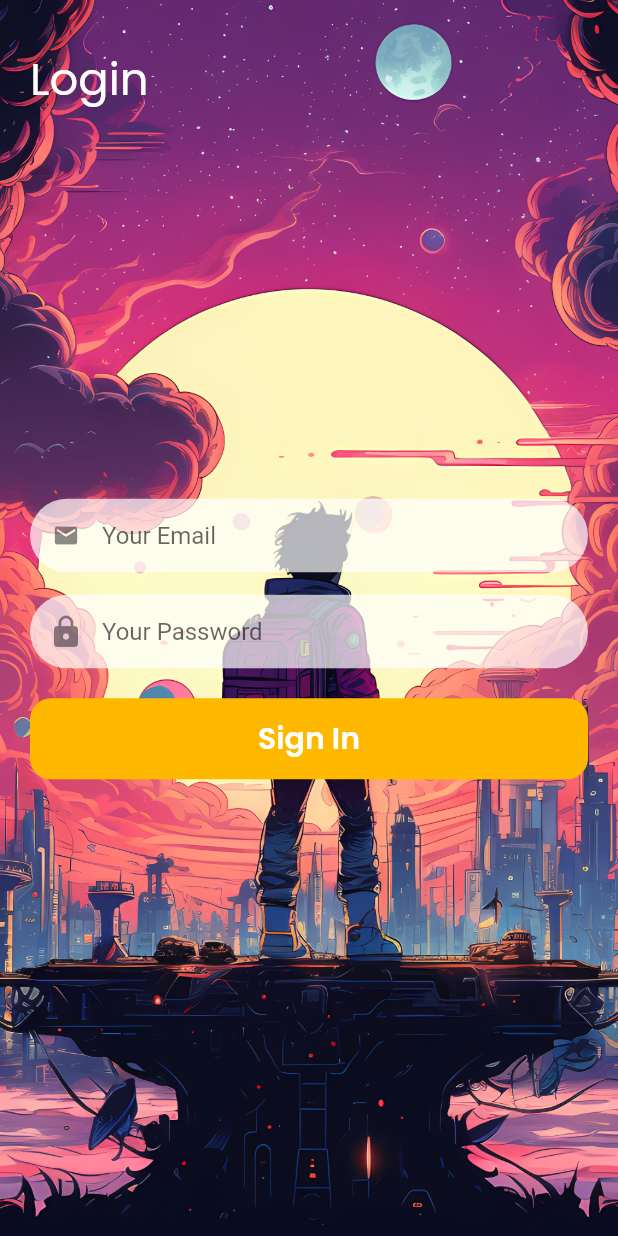
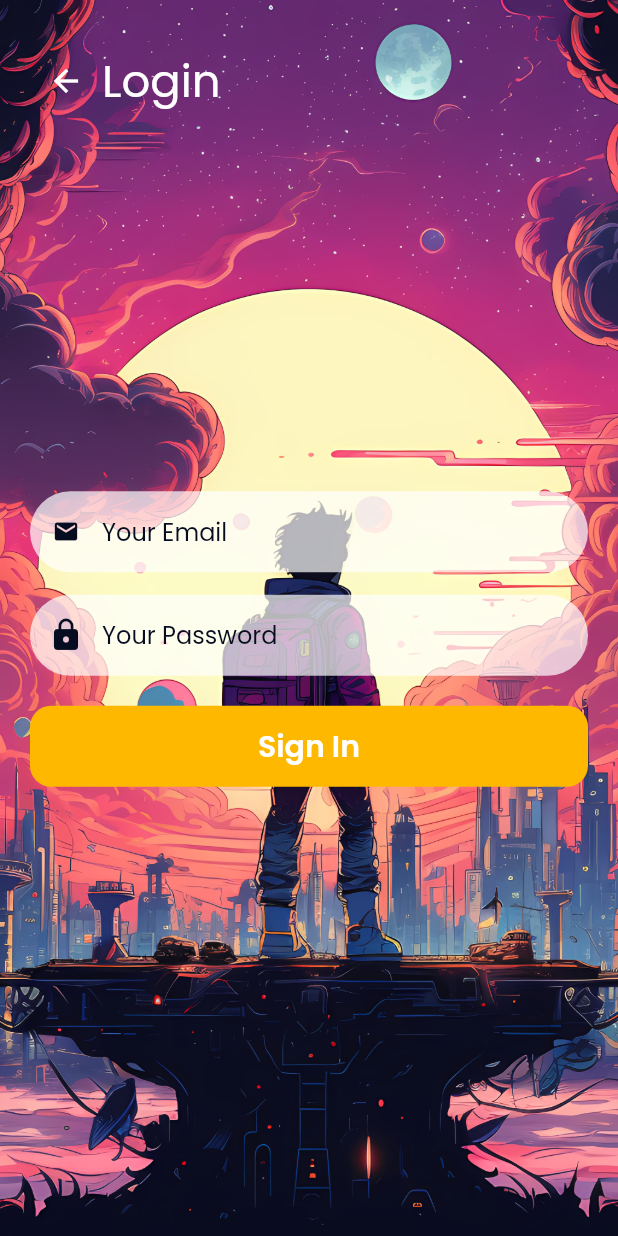
Before and after one commit to ahlanz/moveidb_app, a Flutter app: the LoginPage screen opened by its route, on a phone screen of 412 x 824 dp. Run offline on Flutter 3.47's test engine with Material 2 defaults, Android fonts, the phone set to English and light mode, and no system bars; our stand-ins replace convex_bottom_bar, google_fonts.

Commit message:
feat: page registrasi selesai

```diff
--- a/lib/main.dart
+++ b/lib/main.dart
@@ -3,6 +3,7 @@ import 'package:moviedb_app/provider/artist_popular_provider.dart';
 import 'package:moviedb_app/provider/now_showing_provider.dart';
 import 'package:moviedb_app/provider/popular_movie_provider.dart';
 import 'package:moviedb_app/screens/auth_page/login_page.dart';
+import 'package:moviedb_app/screens/auth_page/register_page.dart';
 import 'package:moviedb_app/screens/auth_page/splash_page.dart';
 import 'package:moviedb_app/screens/home/main_home.dart';
 import 'package:moviedb_app/theme/theme_provider.dart';
@@ -41,8 +42,8 @@ class MyApp extends StatelessWidget {
       routes: {
         '/': (context) => SplashPage(),
         '/login': (context) => LoginPage(),
+        '/register': (context) => RegisterPage(),
         '/home': (context) => MainHomePage(),
-
       },
     );
   }
--- a/lib/screens/auth_page/login_page.dart
+++ b/lib/screens/auth_page/login_page.dart
@@ -23,15 +23,21 @@ class _LoginPageState extends State<LoginPage> {
             ),
           ),
           child: TextFormField(
-            decoration: const InputDecoration(
+            decoration: InputDecoration(
+              hintStyle: primaryTextColorStyle.copyWith(
+                color: bgcolor1,
+              ),
               hintText: "Your Email",
-              enabledBorder: OutlineInputBorder(
+              enabledBorder: const OutlineInputBorder(
                 borderSide: BorderSide.none,
                 borderRadius: BorderRadius.all(
                   Radius.circular(30),
                 ),
               ),
-              prefixIcon: Icon(Icons.email),
+              prefixIcon: Icon(
+                Icons.email,
+                color: bgcolor1,
+              ),
               border: InputBorder.none,
               isDense: true,
               contentPadding: EdgeInsets.symmetric(vertical: 15.0),
@@ -52,17 +58,21 @@ class _LoginPageState extends State<LoginPage> {
             ),
           ),
           child: TextFormField(
-            decoration: const InputDecoration(
+            decoration: InputDecoration(
+              hintStyle: primaryTextColorStyle.copyWith(color: bgcolor1),
               hintText: "Your Password",
-              enabledBorder: OutlineInputBorder(
+              enabledBorder: const OutlineInputBorder(
                 borderSide: BorderSide.none,
                 borderRadius: BorderRadius.all(
                   Radius.circular(30),
                 ),
               ),
-              prefixIcon: Icon(Icons.lock),
+              prefixIcon: Icon(
+                Icons.lock,
+                color: bgcolor1,
+              ),
               border: InputBorder.none,
-              contentPadding: EdgeInsets.symmetric(vertical: 15.0),
+              contentPadding: const EdgeInsets.symmetric(vertical: 15.0),
             ),
           ),
         ),
@@ -100,11 +110,22 @@ class _LoginPageState extends State<LoginPage> {
           ),
           Padding(
             padding: const EdgeInsets.only(top: 30, left: 20),
-            child: Text(
-              'Login',
-              style: primaryTextColorStyle.copyWith(
-                fontSize: 30,
-              ),
+            child: Row(
+              children: [
+                IconButton(
+                  onPressed: () => Navigator.pop(context),
+                  icon: const Icon(
+                    Icons.arrow_back,
+                    color: Colors.white,
+                  ),
+                ),
+                Text(
+                  'Login',
+                  style: primaryTextColorStyle.copyWith(
+                    fontSize: 30,
+                  ),
+                ),
+              ],
             ),
           ),
           Center(
```
Also changed, not shown: lib/screens/auth_page/register_page.dart (+179 -0 lines), lib/screens/auth_page/splash_page.dart (+37 -5 lines).
